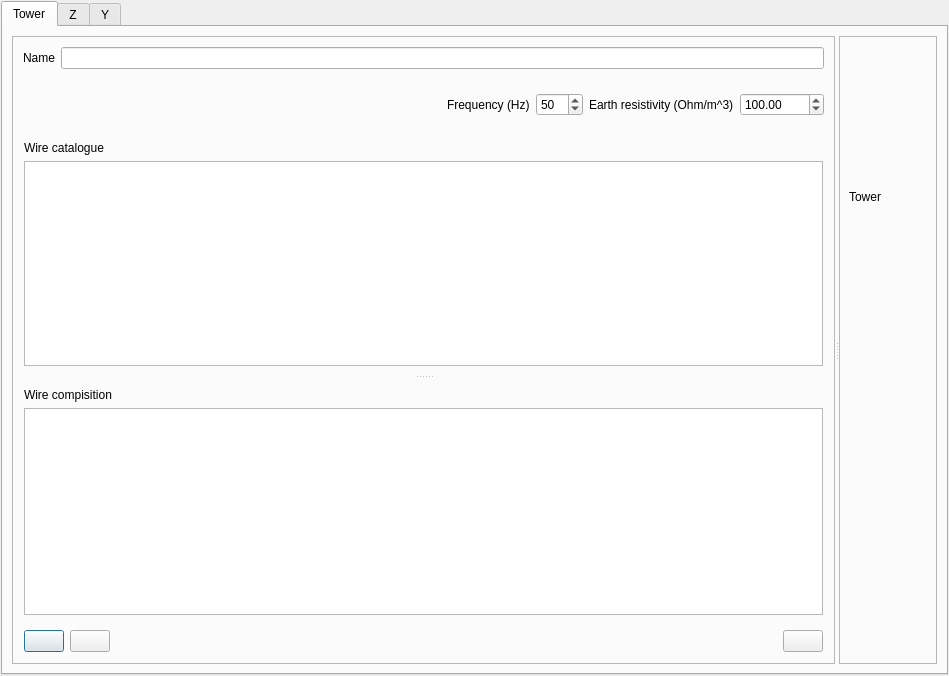
Old version of the form src/GridCal/Gui/LineBuilder/gui.ui in the repository SanPen/GridCal.
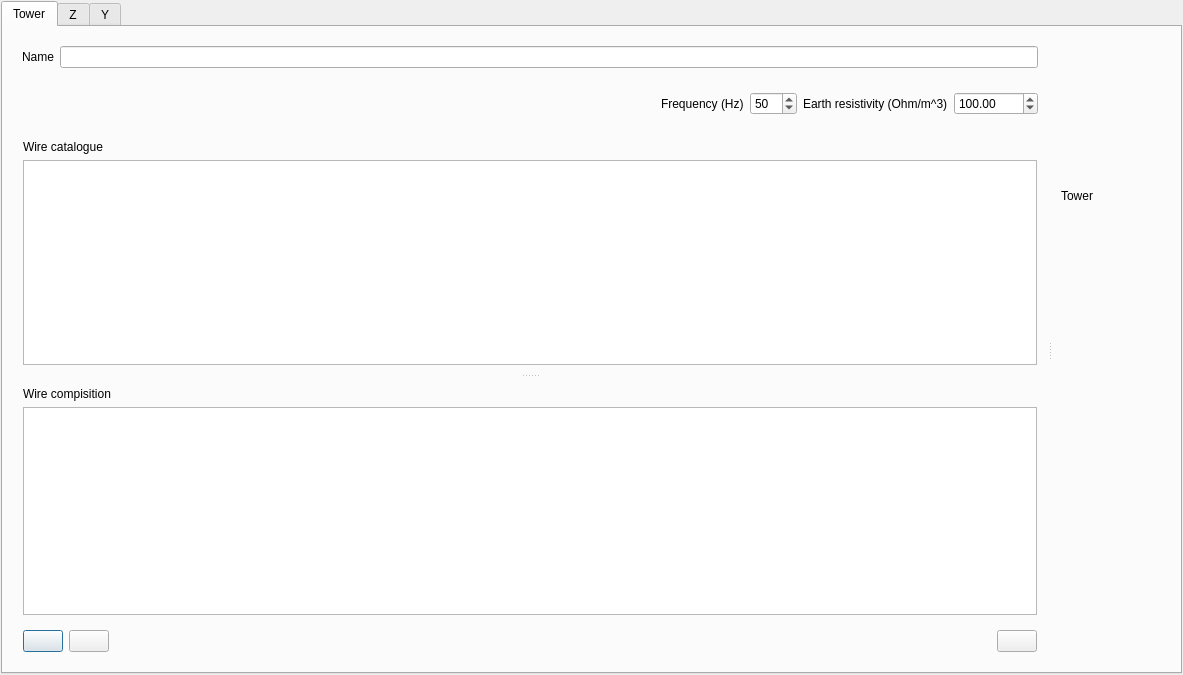
New version of the form. Icons and pictures are not drawn. Custom widgets are drawn as their Qt base class.

Commit message: Improved the tower display GUI

The edit to the form file:
```diff
--- a/src/GridCal/Gui/LineBuilder/gui.ui
+++ b/src/GridCal/Gui/LineBuilder/gui.ui
@@ -6,8 +6,8 @@
    <rect>
     <x>0</x>
     <y>0</y>
-    <width>949</width>
-    <height>676</height>
+    <width>1183</width>
+    <height>675</height>
    </rect>
   </property>
   <property name="windowTitle">
@@ -43,7 +43,7 @@
          </property>
          <widget class="QFrame" name="frame_8">
           <property name="frameShape">
-           <enum>QFrame::StyledPanel</enum>
+           <enum>QFrame::NoFrame</enum>
           </property>
           <property name="frameShadow">
            <enum>QFrame::Raised</enum>
@@ -311,7 +311,7 @@
          </widget>
          <widget class="QFrame" name="PlotFrame">
           <property name="frameShape">
-           <enum>QFrame::StyledPanel</enum>
+           <enum>QFrame::NoFrame</enum>
           </property>
           <property name="frameShadow">
            <enum>QFrame::Raised</enum>
```
The commit also changes 4 other files.
